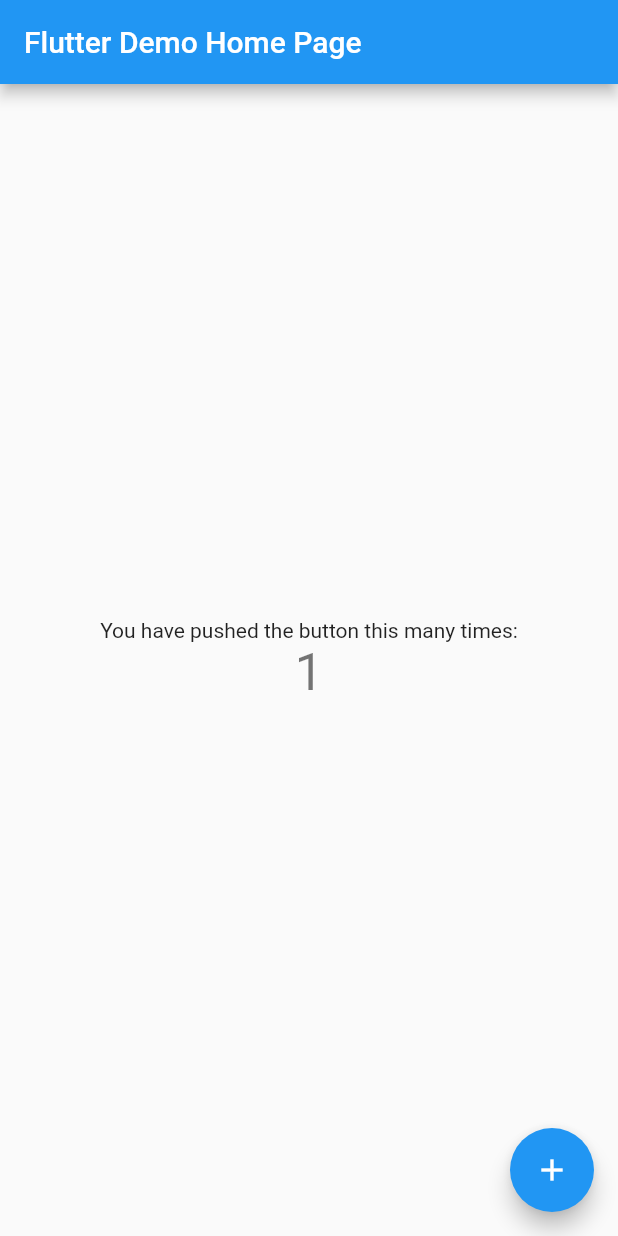
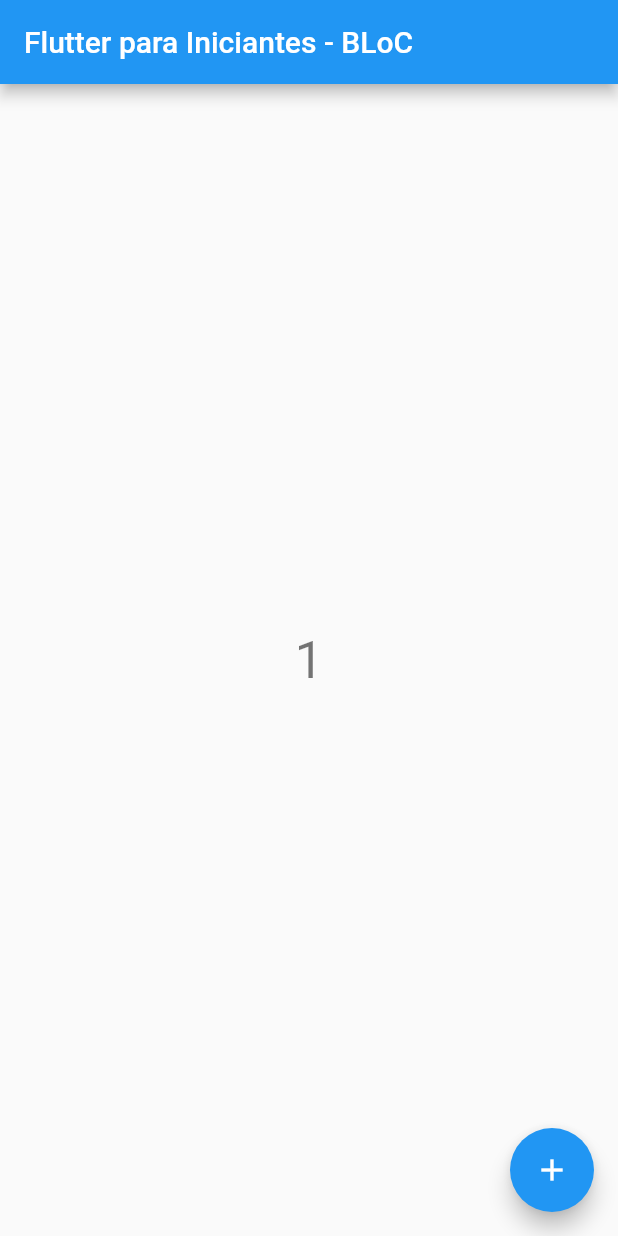
Before and after one commit to felipeabreu86/flutter-blocpattern, a Flutter app: the screen it shows after launch, after a tap on the "add" icon, on a phone screen of 412 x 824 dp. Run offline on Flutter 3.47's test engine with Material 2 defaults, Android fonts, the phone set to English and light mode, and no system bars.

Commit message:
Inserida logica exemplificativa de como utilizar o padrão BLOC no Flutter

```diff
--- a/lib/main.dart
+++ b/lib/main.dart
@@ -1,111 +1,81 @@
 import 'package:flutter/material.dart';
+import 'dart:async';
 
-void main() => runApp(MyApp());
+void main() => runApp(BlocApp());
 
-class MyApp extends StatelessWidget {
-  // This widget is the root of your application.
+class BlocApp extends StatelessWidget {
   @override
   Widget build(BuildContext context) {
     return MaterialApp(
-      title: 'Flutter Demo',
-      theme: ThemeData(
-        // This is the theme of your application.
-        //
-        // Try running your application with "flutter run". You'll see the
-        // application has a blue toolbar. Then, without quitting the app, try
-        // changing the primarySwatch below to Colors.green and then invoke
-        // "hot reload" (press "r" in the console where you ran "flutter run",
-        // or simply save your changes to "hot reload" in a Flutter IDE).
-        // Notice that the counter didn't reset back to zero; the application
-        // is not restarted.
-        primarySwatch: Colors.blue,
-      ),
-      home: MyHomePage(title: 'Flutter Demo Home Page'),
+      title: 'Flutter - Exemplo de BLoC',
+      debugShowCheckedModeBanner: false,
+      home: HomePage(),
     );
   }
 }
 
-class MyHomePage extends StatefulWidget {
-  MyHomePage({Key key, this.title}) : super(key: key);
-
-  // This widget is the home page of your application. It is stateful, meaning
-  // that it has a State object (defined below) that contains fields that affect
-  // how it looks.
-
-  // This class is the configuration for the state. It holds the values (in this
-  // case the title) provided by the parent (in this case the App widget) and
-  // used by the build method of the State. Fields in a Widget subclass are
-  // always marked "final".
-
-  final String title;
-
+class HomePage extends StatefulWidget {
   @override
-  _MyHomePageState createState() => _MyHomePageState();
+  _HomePageState createState() => _HomePageState();
 }
 
-class _MyHomePageState extends State<MyHomePage> {
-  int _counter = 0;
-
-  void _incrementCounter() {
-    setState(() {
-      // This call to setState tells the Flutter framework that something has
-      // changed in this State, which causes it to rerun the build method below
-      // so that the display can reflect the updated values. If we changed
-      // _counter without calling setState(), then the build method would not be
-      // called again, and so nothing would appear to happen.
-      _counter++;
-    });
-  }
+class _HomePageState extends State<HomePage> {
+  MeuBloc bloc = MeuBloc();
 
   @override
   Widget build(BuildContext context) {
-    // This method is rerun every time setState is called, for instance as done
-    // by the _incrementCounter method above.
-    //
-    // The Flutter framework has been optimized to make rerunning build methods
-    // fast, so that you can just rebuild anything that needs updating rather
-    // than having to individually change instances of widgets.
     return Scaffold(
       appBar: AppBar(
-        // Here we take the value from the MyHomePage object that was created by
-        // the App.build method, and use it to set our appbar title.
-        title: Text(widget.title),
+        title: Text('Flutter para Iniciantes - BLoC'),
       ),
       body: Center(
-        // Center is a layout widget. It takes a single child and positions it
-        // in the middle of the parent.
         child: Column(
-          // Column is also a layout widget. It takes a list of children and
-          // arranges them vertically. By default, it sizes itself to fit its
-          // children horizontally, and tries to be as tall as its parent.
-          //
-          // Invoke "debug painting" (press "p" in the console, choose the
-          // "Toggle Debug Paint" action from the Flutter Inspector in Android
-          // Studio, or the "Toggle Debug Paint" command in Visual Studio Code)
-          // to see the wireframe for each widget.
-          //
-          // Column has various properties to control how it sizes itself and
-          // how it positions its children. Here we use mainAxisAlignment to
-          // center the children vertically; the main axis here is the vertical
-          // axis because Columns are vertical (the cross axis would be
-          // horizontal).
           mainAxisAlignment: MainAxisAlignment.center,
           children: <Widget>[
-            Text(
-              'You have pushed the button this many times:',
-            ),
-            Text(
-              '$_counter',
-              style: Theme.of(context).textTheme.display1,
-            ),
+            StreamBuilder<int>(
+                stream: bloc.minhaStream,
+                initialData: 0,
+                builder: (context, snapshot) {
+                  if (snapshot.hasError) {
+                    return Text('Há um erro na Stream');
+                  } else {
+                    return Text(
+                      '${snapshot.data}',
+                      style: Theme.of(context).textTheme.display1,
+                    );
+                  }
+                }),
           ],
         ),
       ),
       floatingActionButton: FloatingActionButton(
-        onPressed: _incrementCounter,
+        onPressed: bloc.incrementar,
         tooltip: 'Increment',
         child: Icon(Icons.add),
-      ), // This trailing comma makes auto-formatting nicer for build methods.
+      ),
     );
   }
 }
+
+class MeuBloc {
+  // Variável inteira total e seu get
+  int _total = 0;
+  int get total => _total;
+
+  // Variável final que inicializa o StreamController
+  final _blocController = StreamController<int>();
+
+  // Retorna a Stream para quem deseja observar seus eventos
+  Stream<int> get minhaStream => _blocController.stream;
+
+  // Incremente a variável total e adiciona à Stream
+  void incrementar() {
+    _total++;
+    _blocController.sink.add(total);
+  }
+
+  // Fecha a Stream
+  fecharStream() {
+    _blocController.close();
+  }
+}
```
Also changed, not shown: 1 other file.
